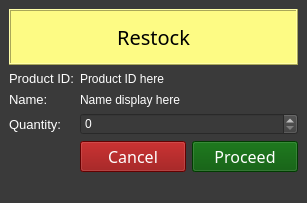
First picture: the form in restock.ui, repository Aenan05/MAXPC, before the edit.
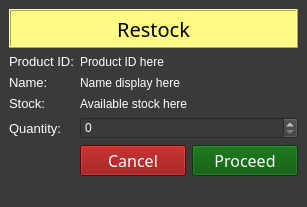
Second picture: the form after the edit.

```diff
--- a/restock.ui
+++ b/restock.ui
@@ -7,7 +7,7 @@
     <x>0</x>
     <y>0</y>
     <width>307</width>
-    <height>203</height>
+    <height>207</height>
    </rect>
   </property>
   <property name="maximumSize">
@@ -61,7 +61,7 @@
           </property>
          </widget>
         </item>
-        <item row="2" column="0">
+        <item row="3" column="0">
          <widget class="QLabel" name="label_4">
           <property name="font">
            <font>
@@ -76,7 +76,7 @@
           </property>
          </widget>
         </item>
-        <item row="4" column="1">
+        <item row="5" column="1">
          <layout class="QHBoxLayout" name="horizontalLayout_6">
           <item>
            <widget class="QPushButton" name="btnCancel3">
@@ -134,13 +134,38 @@
           </property>
          </widget>
         </item>
-        <item row="2" column="1">
+        <item row="3" column="1">
          <widget class="QSpinBox" name="spinRes">
           <property name="styleSheet">
            <string notr="true">color: rgb(255, 255, 255);</string>
           </property>
          </widget>
         </item>
+        <item row="2" column="0">
+         <widget class="QLabel" name="label">
+          <property name="font">
+           <font>
+            <pointsize>10</pointsize>
+           </font>
+          </property>
+          <property name="styleSheet">
+           <string notr="true">color: rgb(255, 255, 255);</string>
+          </property>
+          <property name="text">
+           <string>Stock:</string>
+          </property>
+         </widget>
+        </item>
+        <item row="2" column="1">
+         <widget class="QLabel" name="txtStockres">
+          <property name="styleSheet">
+           <string notr="true">color: rgb(255, 255, 255);</string>
+          </property>
+          <property name="text">
+           <string>Available stock here</string>
+          </property>
+         </widget>
+        </item>
        </layout>
       </item>
       <item row="0" column="0">
```
